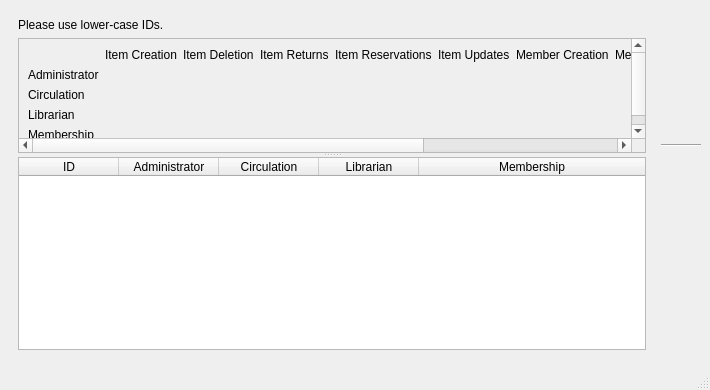
Old version of the form UI/biblioteq_adminsetup.ui in the repository textbrowser/biblioteq.
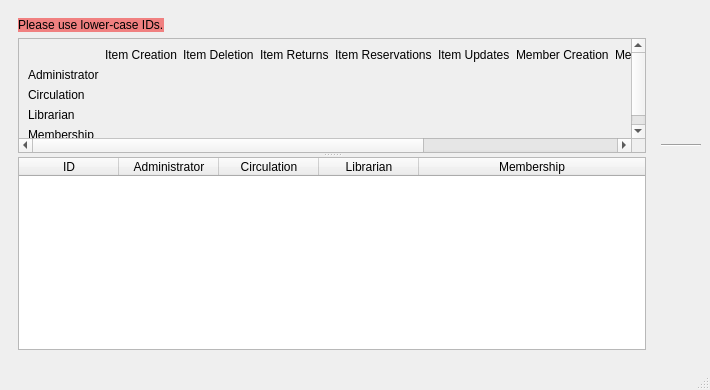
New version of the form. Icons and pictures are not drawn.

Commit message: CREATEUSER has been replaced by CREATEROLE in PQ 9.6. Highlight label.

What changed in the file:
```diff
--- a/UI/biblioteq_adminsetup.ui
+++ b/UI/biblioteq_adminsetup.ui
@@ -24,6 +24,15 @@
       <layout class="QVBoxLayout" name="verticalLayout">
        <item>
         <widget class="QLabel" name="label_32">
+         <property name="sizePolicy">
+          <sizepolicy hsizetype="Maximum" vsizetype="Preferred">
+           <horstretch>0</horstretch>
+           <verstretch>0</verstretch>
+          </sizepolicy>
+         </property>
+         <property name="styleSheet">
+          <string notr="true">background-color: rgb(240, 128, 128);</string>
+         </property>
          <property name="text">
           <string>Please use lower-case IDs.</string>
          </property>
```
Left out of the diff: 4 changed lines with no effect on the pictures. The commit also changes 1 other file.
